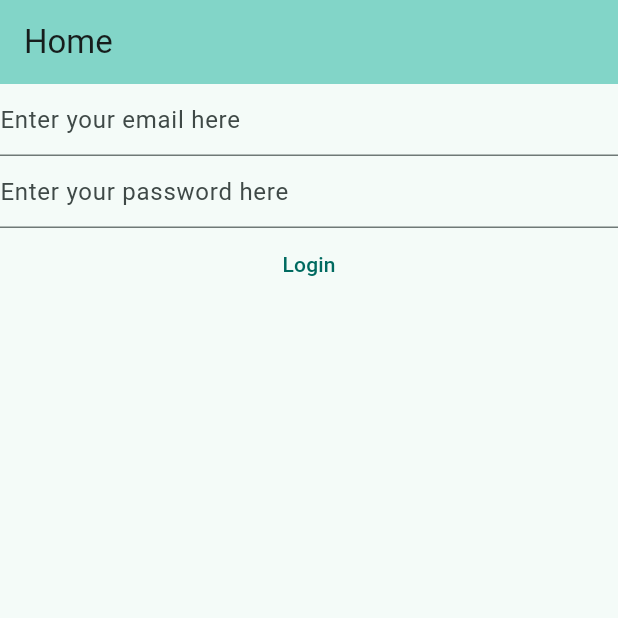
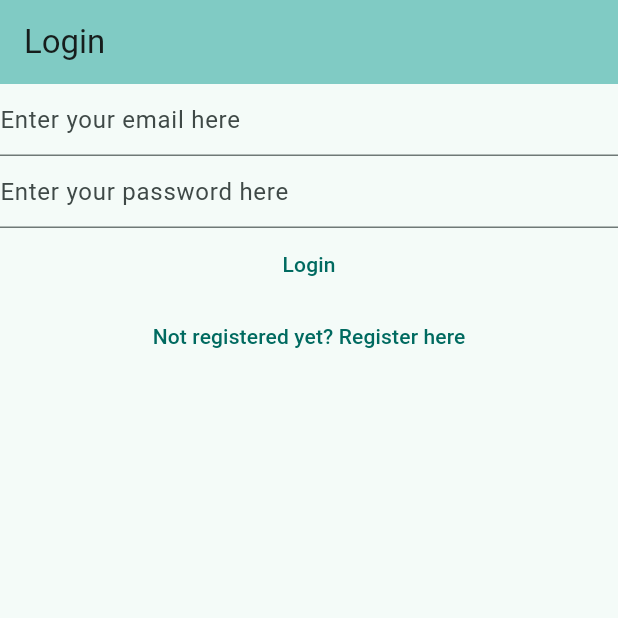
Before and after one commit to janicethomas/TravelBuddy, a Flutter app: the screen it shows after launch, on a phone screen of 412 x 824 dp, the top half of it. Run offline on Flutter 3.47's test engine with Material 2 defaults, Android fonts, the phone set to English and light mode, and no system bars; our stand-ins replace firebase_auth, firebase_core; accounts and stored records are empty.

Commit message:
Created verify_email_view file

```diff
--- a/lib/main.dart
+++ b/lib/main.dart
@@ -34,9 +34,12 @@ class MyApp extends StatelessWidget {
           useMaterial3: true,
           appBarTheme: AppBarTheme(
             color: Colors.teal[200],
-        )
-      ),
+          )),
       home: const HomePage(),
+      routes: {
+        '/login/': (context) => const LoginView(),
+        '/register/': (context) => const RegisterView(),
+      },
     );
   }
 }
@@ -46,65 +49,36 @@ class HomePage extends StatelessWidget {
 
   @override
   Widget build(BuildContext context) {
-    return Scaffold(
-      appBar: AppBar(
-        title: const Text('Home'),
-        backgroundColor: Theme.of(context).colorScheme.inversePrimary,
-      ),
-      body: FutureBuilder(
+    return FutureBuilder(
       future: Firebase.initializeApp(
         options: DefaultFirebaseOptions.currentPlatform,
       ),
       builder: (context, snapshot) {
         switch (snapshot.connectionState) {
           case ConnectionState.done:
-              final user = FirebaseAuth.instance.currentUser;
-              if (user?.emailVerified ?? false) {
-                // print("You are a verified user,");
-                print(user);
-              } else {
-                // print("You need to verify your user first.");
-                // Future.delayed(Duration.zero, () {
-                //   Navigator.of(context).push(MaterialPageRoute(
-                //       builder: (context) => const VerifyEmailView()));
-                // });
+            print(FirebaseAuth.instance.currentUser);
+            // final user = FirebaseAuth.instance.currentUser;
+            // if (user?.emailVerified ?? false) {
+            //   // print("You are a verified user,");
+            //   // print(user);
+            //   return const LoginView();
+            // } else {
+            //   print("You need to verify your user first.");
+            //   // Future.delayed(Duration.zero, () {
+            //   //   Navigator.of(context).push(MaterialPageRoute(
+            //   //       builder: (context) => const VerifyEmailView()));
+            //   // });
+            //   return const VerifyEmailView();
             return const LoginView();
-
+          default:
+            return const CircularProgressIndicator();
         }
-              return const Text('Done');
-            default:
-              return const Text("loading");
-          }
-          ;
       },
-      ),
     );
   }
 }
 
-class VerifyEmailView extends StatefulWidget {
-  const VerifyEmailView({Key? key}) : super(key: key);
 
-  @override
-  State<VerifyEmailView> createState() => _VerifyEmailViewState();
-}
-
-class _VerifyEmailViewState extends State<VerifyEmailView> {
-  @override
-  Widget build(BuildContext context) {
-    return Column(children: [
-      const Text('Please enter your email address:'),
-      TextButton(
-          onPressed: () async{
-            final user = FirebaseAuth.instance.currentUser;
-            user?.sendEmailVerification();
-          },
-          child: const Text('Send email verification')
-      )
-    ],
-    );
-  }
-}
 
 // Default Home Page
 // class MyHomePage extends StatefulWidget {
--- a/lib/views/login_view.dart
+++ b/lib/views/login_view.dart
@@ -1,7 +1,7 @@
 import 'package:firebase_auth/firebase_auth.dart';
-import 'package:firebase_core/firebase_core.dart';
+// import 'package:firebase_core/firebase_core.dart';
 import 'package:flutter/material.dart';
-import '../firebase_options.dart';
+// import '../firebase_options.dart';
 
 class LoginView extends StatefulWidget {
   const LoginView({super.key});
@@ -30,7 +30,13 @@ class _LoginViewState extends State<LoginView> {
 
   @override
   Widget build(BuildContext context) {
-    return Column(
+    return Scaffold(
+      appBar: AppBar(
+        title: const Text("Login"),
+      ),
+      body: Column(
+        children: [
+          Column(
             children: [
               TextField(
                 controller: _email,
@@ -55,23 +61,32 @@ class _LoginViewState extends State<LoginView> {
                   final email = _email.text;
                   final password = _password.text;
                   try {
-              final userCredential =
-              await FirebaseAuth.instance.signInWithEmailAndPassword(
-                  email: email, password: password);
+                    final userCredential = await FirebaseAuth.instance
+                        .signInWithEmailAndPassword(email: email, password: password);
                     print(userCredential);
                   } on FirebaseAuthException catch (e) {
                     if (e.code == 'user-not-found') {
                       print("User not found");
-              }
-
-              else if (e.code == 'wrong-password'){
+                    } else if (e.code == 'wrong-password') {
                       print("Wrong password");
                     }
                   }
                 },
                 child: const Text('Login'),
               ),
+              TextButton(
+                  onPressed: () {
+                    Navigator.of(context).pushNamedAndRemoveUntil(
+                        '/register/',
+                            (route) => false
+                    );
+                  },
+                  child: const Text('Not registered yet? Register here')
+              ),
             ],
+          ),
+        ],
+      ),
     );
   }
 }
--- a/lib/views/register_view.dart
+++ b/lib/views/register_view.dart
@@ -33,7 +33,11 @@ class _RegisterViewState extends State<RegisterView> {
 
   @override
   Widget build(BuildContext context) {
-    return Column(
+    return Scaffold(
+      appBar: AppBar(
+        title: const Text("Register"),
+      ),
+      body: Column(
         children: [
           TextField(
             controller: _email,
@@ -76,7 +80,17 @@ class _RegisterViewState extends State<RegisterView> {
             },
             child: const Text('Register'),
           ),
+          TextButton(
+              onPressed: () {
+                Navigator.of(context).pushNamedAndRemoveUntil(
+                    '/login/',
+                        (route) => false
+                );
+              },
+              child: const Text('Already registered? Login here')
+          ),
         ],
+      ),
     );
   }
 }
```
Also changed, not shown: lib/views/verify_email_view.dart (added, +31 -0 lines), 1 other file. Lines whose indentation alone changed are shown as unchanged.
